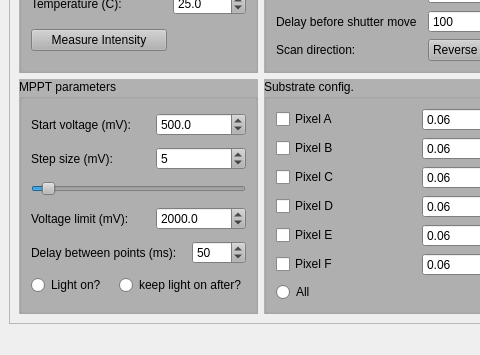
The window that GUIfiles/gui.ui (elijwolf/mcgeheeGroupSolarSimCode) describes before a commit, drawn with Qt 5; both pictures show x 0 to 480 and y 455 to 810 of the 1129 by 810 pixel window.
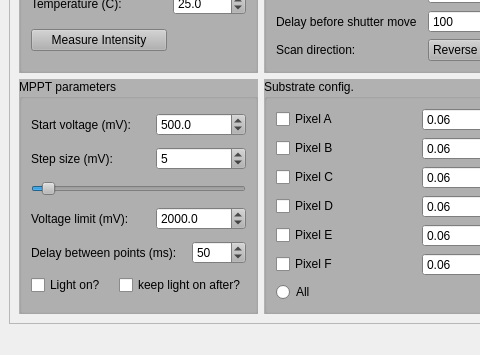
The same window after the commit. The open tabs and pages were chosen to show the change.

Diff of the .ui file:
```diff
--- a/GUIfiles/gui.ui
+++ b/GUIfiles/gui.ui
@@ -1993,15 +1993,6 @@
               </color>
              </brush>
             </colorrole>
-            <colorrole role="PlaceholderText">
-             <brush brushstyle="SolidPattern">
-              <color alpha="128">
-               <red>0</red>
-               <green>0</green>
-               <blue>0</blue>
-              </color>
-             </brush>
-            </colorrole>
            </active>
            <inactive>
             <colorrole role="WindowText">
@@ -2139,15 +2130,6 @@
               </color>
              </brush>
             </colorrole>
-            <colorrole role="PlaceholderText">
-             <brush brushstyle="SolidPattern">
-              <color alpha="128">
-               <red>0</red>
-               <green>0</green>
-               <blue>0</blue>
-              </color>
-             </brush>
-            </colorrole>
            </inactive>
            <disabled>
             <colorrole role="WindowText">
@@ -2285,15 +2267,6 @@
               </color>
              </brush>
             </colorrole>
-            <colorrole role="PlaceholderText">
-             <brush brushstyle="SolidPattern">
-              <color alpha="128">
-               <red>0</red>
-               <green>0</green>
-               <blue>0</blue>
-              </color>
-             </brush>
-            </colorrole>
            </disabled>
           </palette>
          </property>
@@ -2410,14 +2383,14 @@
            </widget>
           </item>
           <item row="5" column="0">
-           <widget class="QRadioButton" name="radioButton_MPPTlighton">
+           <widget class="QCheckBox" name="checkBox_MPPTlighton">
             <property name="text">
              <string>Light on?</string>
             </property>
            </widget>
           </item>
           <item row="5" column="1" colspan="3">
-           <widget class="QRadioButton" name="radioButton_MPPTlightonafter">
+           <widget class="QCheckBox" name="checkBox_MPPTlightonafter">
             <property name="text">
              <string>keep light on after?</string>
             </property>
```
Left out of the diff: 260 changed lines with no effect on the pictures.
